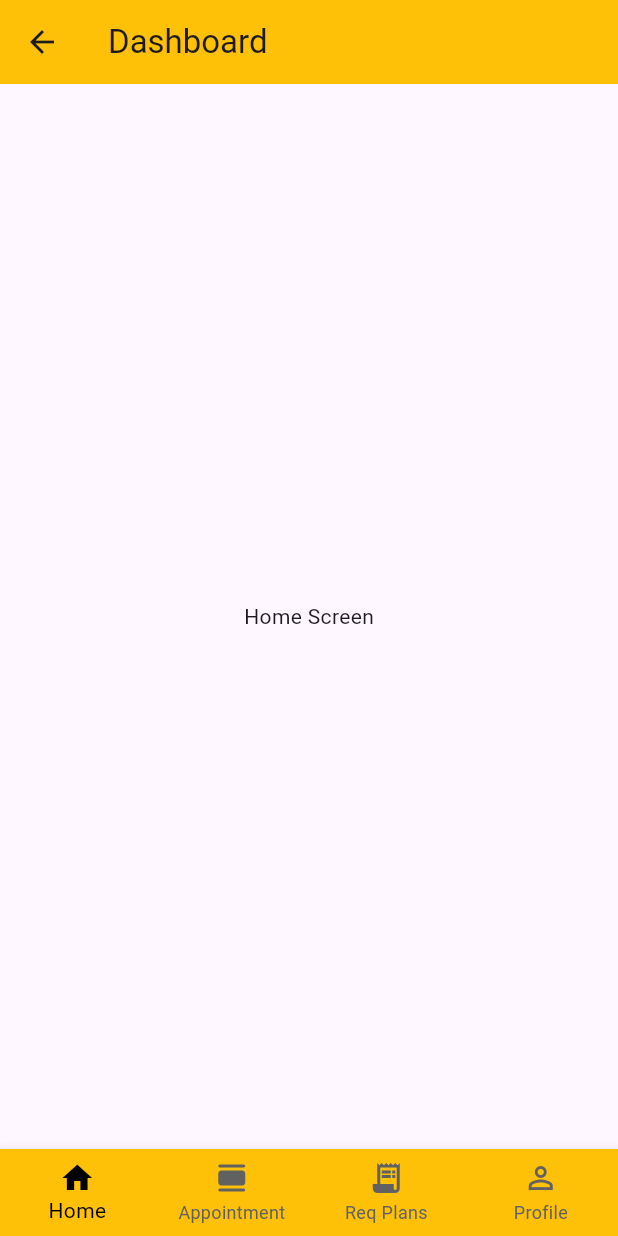
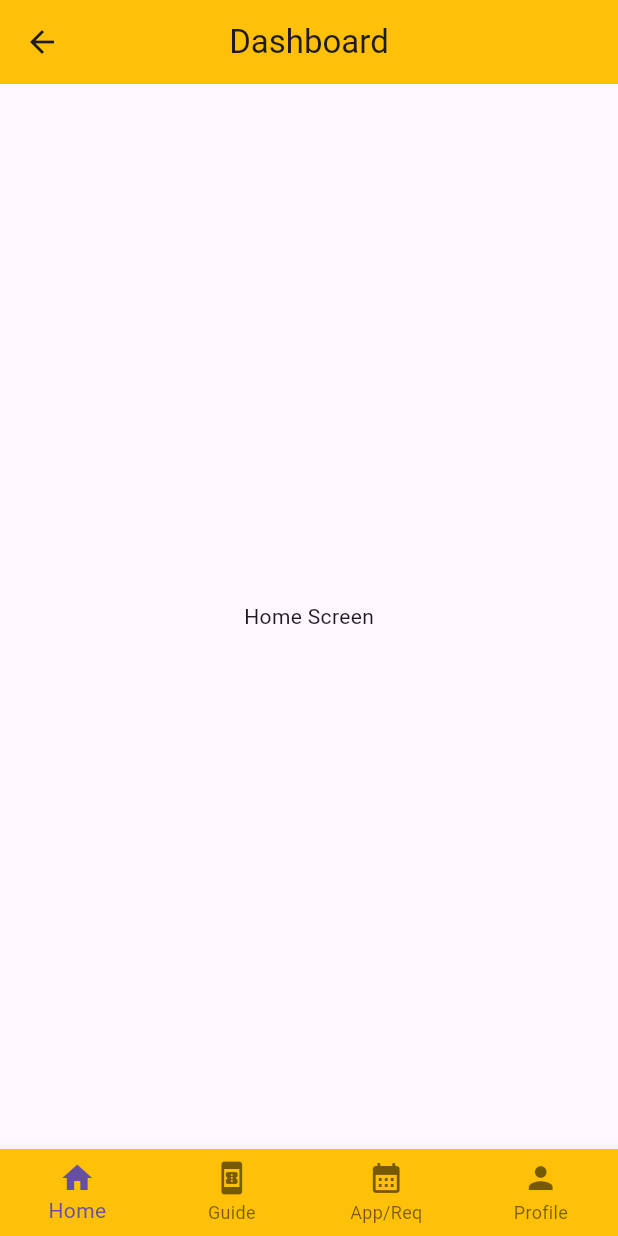
Before and after one commit to Pras-hant-karki/nutrisphere_flutter, a Flutter app: the BottomNavigationScreen screen opened directly, on a phone screen of 412 x 824 dp. Run offline on Flutter 3.47's test engine with Material 3 defaults, Android fonts, the phone set to English and light mode, and no system bars; our stand-ins replace flutter_svg; Roboto replaces fonts that are missing (OpenSans Bold).

Commit message:
Made Bottom Navigations and themes

```diff
--- a/lib/app.dart
+++ b/lib/app.dart
@@ -1,5 +1,5 @@
 import 'package:flutter/material.dart';
-import 'package:nutrisphere_flutter/screens/dashboard_screen.dart';
+import 'package:nutrisphere_flutter/screens/bottom_navigation_screen.dart';
 import 'package:nutrisphere_flutter/screens/forgot_password_screen.dart';
 import 'package:nutrisphere_flutter/screens/login_screen.dart';
 import 'package:nutrisphere_flutter/screens/onboarding_screen.dart';
@@ -20,7 +20,7 @@ class App extends StatelessWidget {
         '/login': (context) => const LoginScreen(),
         '/forgot': (context) => const ForgotPasswordScreen(),
         '/register': (context) => const RegisterScreen(),
-        '/dashboard': (context) => const DashboardScreen(),
+        '/dashboard': (context) => const BottomNavigationScreen(),
       },
     );
   }
--- a/lib/screens/bottom_navigation_screen.dart
+++ b/lib/screens/bottom_navigation_screen.dart
@@ -8,36 +8,45 @@ class BottomNavigationScreen extends StatefulWidget {
   const BottomNavigationScreen({super.key});
 
   @override
-  State<BottomNavigationScreen> createState() => _BottomNavigationScreenState();
+  State<BottomNavigationScreen> createState() =>
+      _BottomNavigationScreenState();
 }
 
 class _BottomNavigationScreenState extends State<BottomNavigationScreen> {
-
   int _selectedIndex = 0;
 
-  final List<Widget> lstBottomScreen = [
-    const HomeScreen(),
-    const FitnessGuideScreen(),
-    const AppointmentScreen(),
-    const ProfileScreen(),
+  final List<Widget> lstBottomScreen = const [
+    HomeScreen(),
+    FitnessGuideScreen(),
+    AppointmentScreen(),
+    ProfileScreen(),
   ];
 
   @override
   Widget build(BuildContext context) {
     return Scaffold(
       appBar: AppBar(
-        title: Text("Dashboard"),
+        title: const Text(
+          "Dashboard",
+          style: TextStyle(
+            fontFamily: "OpenSans Bold",
+          ),
+        ),
         backgroundColor: Colors.amber,
+        centerTitle: true,
       ),
-        body: lstBottomScreen[_selectedIndex],
+      body: IndexedStack(
+        index: _selectedIndex,
+        children: lstBottomScreen,
+      ),
       bottomNavigationBar: BottomNavigationBar(
         backgroundColor: Colors.amber,
-          selectedItemColor: Colors.black,
-          unselectedItemColor: Colors.grey[700],
         currentIndex: _selectedIndex,
-          onTap: (index) =>setState(() {
-            _selectedIndex=index;
-          }) ,
+        onTap: (index) {
+          setState(() {
+            _selectedIndex = index;
+          });
+        },
         type: BottomNavigationBarType.fixed,
         items: const [
           BottomNavigationBarItem(
@@ -45,20 +54,19 @@ class _BottomNavigationScreenState extends State<BottomNavigationScreen> {
             label: "Home",
           ),
           BottomNavigationBarItem(
-            icon: Icon(Icons.calendar_view_day_rounded),
-            label: "Appointment",
+            icon: Icon(Icons.book_online),
+            label: "Guide",
           ),
           BottomNavigationBarItem(
-            icon: Icon(Icons.receipt_long),
-            label: "Req Plans",
+            icon: Icon(Icons.calendar_month),
+            label: "App/Req",
           ),
           BottomNavigationBarItem(
-            icon: Icon(Icons.person_outline),
+            icon: Icon(Icons.person),
             label: "Profile",
           ),
         ],
       ),
     );
-
   }
 }
```
Also changed, not shown: lib/screens/dashboard_screen.dart (+17 -30 lines), lib/theme/theme_data.dart (+12 -16 lines). Lines whose indentation alone changed are shown as unchanged.
